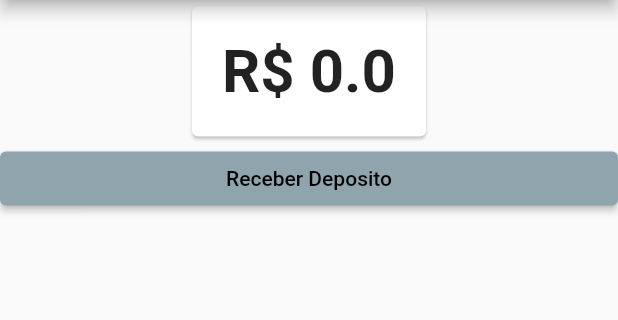
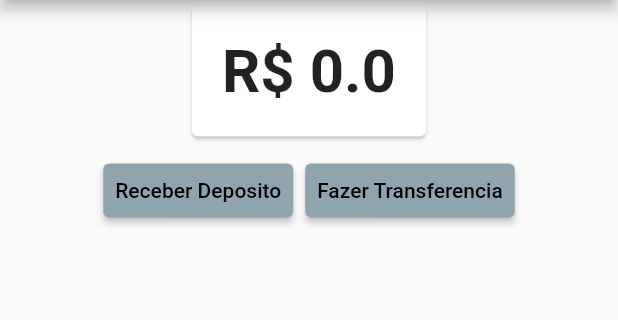
Before and after one commit to themaripool/ProjetoFlutterAlura_ByteBank_GerenciamentoEstados, a Flutter app: the screen it shows after launch, on a phone screen of 412 x 824 dp, the part 84-404 px from its top. Run offline on Flutter 3.47's test engine with Material 2 defaults, Android fonts, the phone set to English and light mode, and no system bars.

Commit message:
[ADD] Logic of transfer money

```diff
--- /dev/null
+++ b/lib/models/transferencias.dart
@@ -0,0 +1,15 @@
+import 'package:bytebank/models/transferencia.dart';
+import 'package:flutter/material.dart';
+
+class Transferencias extends ChangeNotifier {
+  final List<Transferencia> _transferencias = List();
+
+  List<Transferencia> get transferencias => _transferencias;
+
+  adiciona(Transferencia novaTransferencia){
+
+    transferencias.add(novaTransferencia);
+    notifyListeners();
+
+  }
+}
--- a/lib/screens/dashboard/dashboard.dart
+++ b/lib/screens/dashboard/dashboard.dart
@@ -1,30 +1,46 @@
 import 'package:bytebank/models/saldo.dart';
 import 'package:bytebank/screens/dashboard/saldo.dart';
 import 'package:bytebank/screens/deposito/formularioDeposito.dart';
+import 'package:bytebank/screens/transferencia/formulario.dart';
 import 'package:flutter/material.dart';
 import 'package:provider/provider.dart';
 
 class Dashboard extends StatelessWidget {
-
   @override
   Widget build(BuildContext context) {
     return Scaffold(
         appBar: AppBar(
           title: Text("Bytebank"),
         ),
-        body: ListView(
-          children: <Widget>[
-            Align(alignment: Alignment.topCenter,child: SaldoCard(),),
-            RaisedButton(
+        body: ListView(children: <Widget>[
+          Align(
+            alignment: Alignment.topCenter,
+            child: SaldoCard(),
+          ),
+          ButtonBar(
+            alignment: MainAxisAlignment.center,
+            children: [
+              RaisedButton(
                   child: Text('Receber Deposito'),
-                  onPressed: (){
+                  onPressed: () {
                     //saldo.adiciona(10);
-                    Navigator.push(context, MaterialPageRoute(builder: (context){
+                    Navigator.push(context,
+                        MaterialPageRoute(builder: (context) {
                       return FormularioDeposito();
                     }));
-                  }
-              )
-          ]
-        ));
+                  }),
+
+                  RaisedButton(
+                  child: Text('Fazer Transferencia'),
+                  onPressed: () {
+                    //saldo.adiciona(10);
+                    Navigator.push(context,
+                        MaterialPageRoute(builder: (context) {
+                      return FormularioTransferencia();
+                    }));
+                  })
+            ],
+          )
+        ]));
   }
 }
```
Also changed, not shown: lib/main.dart (+6 -2 lines), lib/screens/transferencia/formulario.dart (+20 -11 lines).
